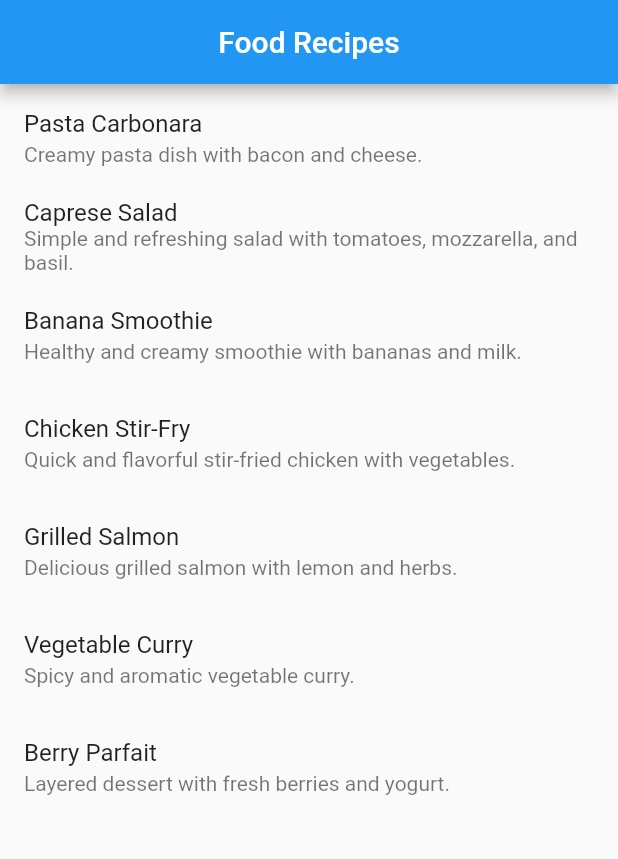
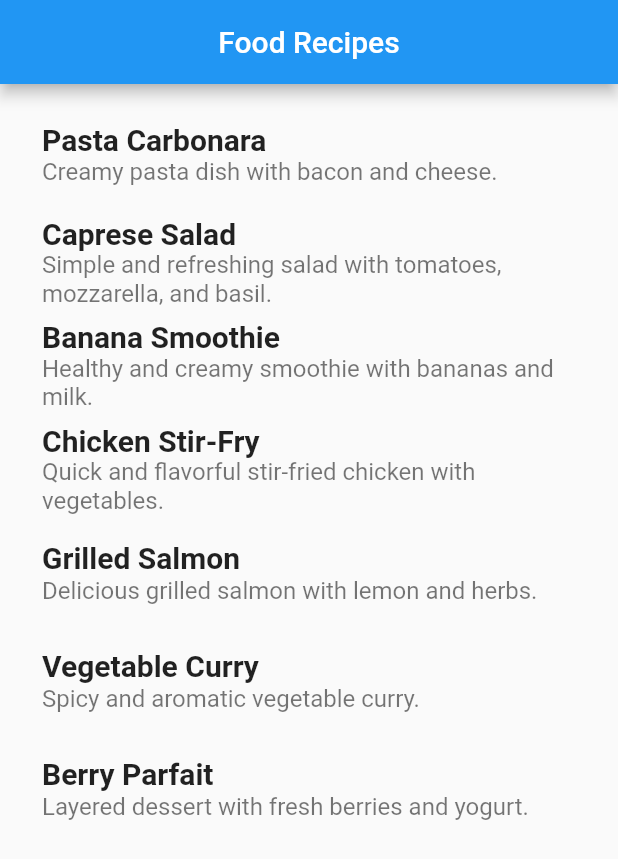
Before and after one commit to moniruzzaman76/Flutter-Live-Test-Using-Api, a Flutter app: the screen it shows after launch, on a phone screen of 412 x 824 dp. Shown: the top 859 px of the screen. Run offline on Flutter 3.47's test engine with Material 2 defaults, Android fonts, the phone set to English and light mode, and no system bars.

```diff
--- a/lib/home_screen.dart
+++ b/lib/home_screen.dart
@@ -2,7 +2,15 @@ import 'package:flutter/material.dart';
 import 'dart:convert';
 import 'model_class.dart';
 
-class RecipeListScreen extends StatelessWidget {
+class RecipeListScreen extends StatefulWidget {
+
+  const RecipeListScreen({super.key});
+
+  @override
+  State<RecipeListScreen> createState() => _RecipeListScreenState();
+}
+
+class _RecipeListScreenState extends State<RecipeListScreen> {
   final String jsonString = '''
     {
       "recipes": [
@@ -45,8 +53,6 @@ class RecipeListScreen extends StatelessWidget {
     }
   ''';
 
-  const RecipeListScreen({super.key});
-
   List<Recipe> _recipesFromJson(String jsonString) {
     final parsedJson = json.decode(jsonString);
     final recipeList = parsedJson['recipes'] as List<dynamic>;
@@ -62,15 +68,21 @@ class RecipeListScreen extends StatelessWidget {
         centerTitle: true,
         title: const Text('Food Recipes'),
       ),
-      body: ListView.builder(
+      body: Padding(
+        padding: const EdgeInsets.all(12.0),
+        child: ListView.builder(
           itemCount: recipes.length,
           itemBuilder: (context, index) {
             final recipe = recipes[index];
             return ListTile(
-            title: Text(recipe.title),
-            subtitle: Text(recipe.description),
+              title: Text(
+                recipe.title,
+                style: const TextStyle(fontWeight: FontWeight.bold, fontSize: 20),
+              ),
+              subtitle: Text(recipe.description,style: const TextStyle(fontSize: 16),),
             );
           },
+        ),
       ),
     );
   }
```
Lines whose indentation alone changed are shown as unchanged.
